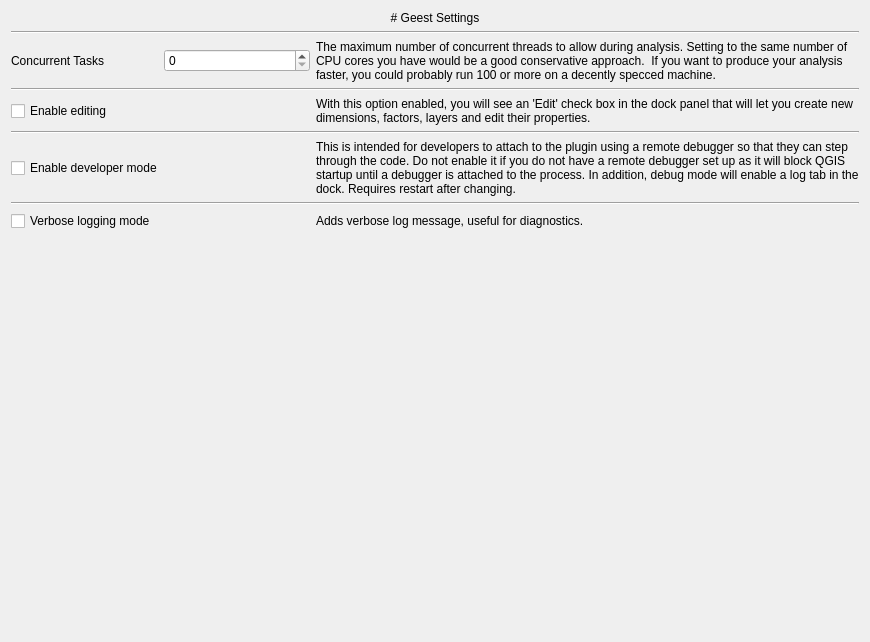
worldbank/GEEST, file geest/ui/geest_settings_base.ui: the form before one commit.
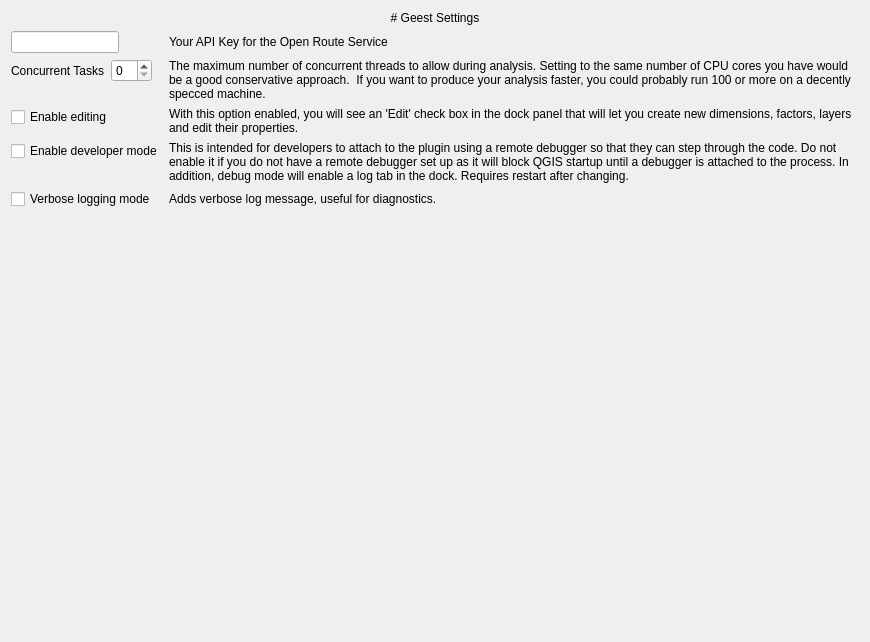
The form after the commit.

Commit message: Fixes for ORS analysis

```diff
--- a/geest/ui/geest_settings_base.ui
+++ b/geest/ui/geest_settings_base.ui
@@ -14,47 +14,7 @@
    <string>Geest Settings</string>
   </property>
   <layout class="QGridLayout" name="gridLayout">
-   <item row="8" column="1">
-    <widget class="QLabel" name="verbose_mode_description">
-     <property name="text">
-      <string>Adds verbose log message, useful for diagnostics.</string>
-     </property>
-     <property name="wordWrap">
-      <bool>true</bool>
-     </property>
-     <property name="margin">
-      <number>5</number>
-     </property>
-    </widget>
-   </item>
-   <item row="2" column="1">
-    <widget class="QLabel" name="thread_pool_description">
-     <property name="text">
-      <string>The maximum number of concurrent threads to allow during analysis. Setting to the same number of CPU cores you have would be a good conservative approach.  If you want to produce your analysis faster, you could probably run 100 or more on a decently specced machine.</string>
-     </property>
-     <property name="wordWrap">
-      <bool>true</bool>
-     </property>
-     <property name="margin">
-      <number>5</number>
-     </property>
-    </widget>
-   </item>
-   <item row="8" column="0">
-    <widget class="QCheckBox" name="verbose_mode_checkbox">
-     <property name="text">
-      <string>Verbose logging mode</string>
-     </property>
-    </widget>
-   </item>
-   <item row="4" column="0">
-    <widget class="QCheckBox" name="edit_mode_checkbox">
-     <property name="text">
-      <string>Enable editing</string>
-     </property>
-    </widget>
-   </item>
-   <item row="0" column="0" colspan="2">
+   <item row="0" column="0">
     <widget class="QLabel" name="label">
      <property name="text">
       <string># Geest Settings</string>
@@ -67,58 +27,105 @@
      </property>
     </widget>
    </item>
-   <item row="6" column="1">
-    <widget class="QLabel" name="debug_mode_description">
-     <property name="text">
-      <string>This is intended for developers to attach to the plugin using a remote debugger so that they can step through the code. Do not enable it if you do not have a remote debugger set up as it will block QGIS startup until a debugger is attached to the process. In addition, debug mode will enable a log tab in the dock. Requires restart after changing.</string>
-     </property>
-     <property name="wordWrap">
-      <bool>true</bool>
-     </property>
-     <property name="margin">
-      <number>5</number>
-     </property>
-    </widget>
-   </item>
-   <item row="5" column="0" colspan="2">
-    <widget class="Line" name="line_3">
-     <property name="orientation">
-      <enum>Qt::Horizontal</enum>
-     </property>
-    </widget>
-   </item>
-   <item row="4" column="1">
-    <widget class="QLabel" name="label_2">
-     <property name="text">
-      <string>With this option enabled, you will see an 'Edit' check box in the dock panel that will let you create new dimensions, factors, layers and edit their properties.</string>
-     </property>
-     <property name="wordWrap">
-      <bool>true</bool>
-     </property>
-    </widget>
-   </item>
-   <item row="2" column="0">
-    <layout class="QHBoxLayout" name="horizontalLayout">
-     <item>
-      <widget class="QLabel" name="label_thread_pool_size">
+   <item row="1" column="0">
+    <layout class="QFormLayout" name="formLayout">
+     <item row="0" column="0">
+      <widget class="QLineEdit" name="ors_key_line_edit"/>
+     </item>
+     <item row="0" column="1">
+      <widget class="QLabel" name="label_3">
        <property name="text">
-        <string>Concurrent Tasks</string>
+        <string>Your API Key for the Open Route Service</string>
        </property>
       </widget>
      </item>
-     <item>
-      <widget class="QSpinBox" name="spin_thread_pool_size"/>
+     <item row="1" column="0">
+      <layout class="QHBoxLayout" name="horizontalLayout">
+       <item>
+        <widget class="QLabel" name="label_thread_pool_size">
+         <property name="text">
+          <string>Concurrent Tasks</string>
+         </property>
+        </widget>
+       </item>
+       <item>
+        <widget class="QSpinBox" name="spin_thread_pool_size"/>
+       </item>
+      </layout>
+     </item>
+     <item row="1" column="1">
+      <widget class="QLabel" name="thread_pool_description">
+       <property name="text">
+        <string>The maximum number of concurrent threads to allow during analysis. Setting to the same number of CPU cores you have would be a good conservative approach.  If you want to produce your analysis faster, you could probably run 100 or more on a decently specced machine.</string>
+       </property>
+       <property name="wordWrap">
+        <bool>true</bool>
+       </property>
+       <property name="margin">
+        <number>0</number>
+       </property>
+      </widget>
+     </item>
+     <item row="2" column="0">
+      <widget class="QCheckBox" name="edit_mode_checkbox">
+       <property name="text">
+        <string>Enable editing</string>
+       </property>
+      </widget>
+     </item>
+     <item row="3" column="0">
+      <widget class="QCheckBox" name="debug_mode_checkbox">
+       <property name="text">
+        <string>Enable developer mode</string>
+       </property>
+      </widget>
+     </item>
+     <item row="4" column="0">
+      <widget class="QCheckBox" name="verbose_mode_checkbox">
+       <property name="text">
+        <string>Verbose logging mode</string>
+       </property>
+      </widget>
+     </item>
+     <item row="2" column="1">
+      <widget class="QLabel" name="label_2">
+       <property name="text">
+        <string>With this option enabled, you will see an 'Edit' check box in the dock panel that will let you create new dimensions, factors, layers and edit their properties.</string>
+       </property>
+       <property name="wordWrap">
+        <bool>true</bool>
+       </property>
+      </widget>
+     </item>
+     <item row="3" column="1">
+      <widget class="QLabel" name="debug_mode_description">
+       <property name="text">
+        <string>This is intended for developers to attach to the plugin using a remote debugger so that they can step through the code. Do not enable it if you do not have a remote debugger set up as it will block QGIS startup until a debugger is attached to the process. In addition, debug mode will enable a log tab in the dock. Requires restart after changing.</string>
+       </property>
+       <property name="wordWrap">
+        <bool>true</bool>
+       </property>
+       <property name="margin">
+        <number>0</number>
+       </property>
+      </widget>
+     </item>
+     <item row="4" column="1">
+      <widget class="QLabel" name="verbose_mode_description">
+       <property name="text">
+        <string>Adds verbose log message, useful for diagnostics.</string>
+       </property>
+       <property name="wordWrap">
+        <bool>true</bool>
+       </property>
+       <property name="margin">
+        <number>0</number>
+       </property>
+      </widget>
      </item>
     </layout>
    </item>
-   <item row="6" column="0">
-    <widget class="QCheckBox" name="debug_mode_checkbox">
-     <property name="text">
-      <string>Enable developer mode</string>
-     </property>
-    </widget>
-   </item>
-   <item row="9" column="1">
+   <item row="2" column="0">
     <spacer name="verticalSpacer">
      <property name="orientation">
       <enum>Qt::Vertical</enum>
@@ -131,27 +138,6 @@
      </property>
     </spacer>
    </item>
-   <item row="3" column="0" colspan="2">
-    <widget class="Line" name="line_2">
-     <property name="orientation">
-      <enum>Qt::Horizontal</enum>
-     </property>
-    </widget>
-   </item>
-   <item row="1" column="0" colspan="2">
-    <widget class="Line" name="line">
-     <property name="orientation">
-      <enum>Qt::Horizontal</enum>
-     </property>
-    </widget>
-   </item>
-   <item row="7" column="0" colspan="2">
-    <widget class="Line" name="line_4">
-     <property name="orientation">
-      <enum>Qt::Horizontal</enum>
-     </property>
-    </widget>
-   </item>
   </layout>
  </widget>
  <tabstops>
```
The commit also changes 7 other files.
